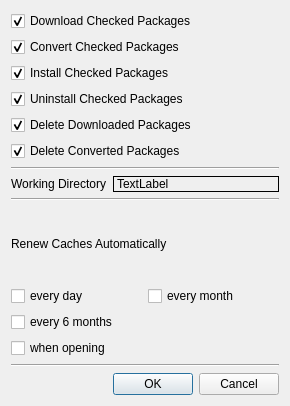
First picture: the form in assets/lprpm_prefs_ui.ui, repository millerthegorilla/launchpad_rpm, before the edit.
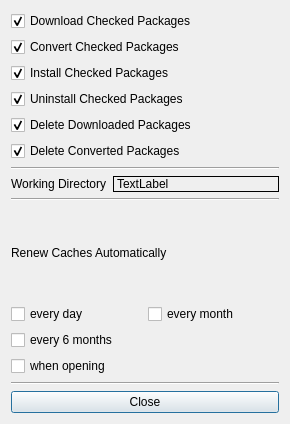
Second picture: the form after the edit. Custom widgets are drawn as their Qt base class.

Commit message: finished preferences dialog, and debugging first run

Diff of the .ui file:
```diff
--- a/assets/lprpm_prefs_ui.ui
+++ b/assets/lprpm_prefs_ui.ui
@@ -10,7 +10,7 @@
     <x>0</x>
     <y>0</y>
     <width>290</width>
-    <height>406</height>
+    <height>424</height>
    </rect>
   </property>
   <property name="windowTitle">
@@ -207,20 +207,21 @@
            </property>
           </widget>
          </item>
+         <item>
+          <layout class="QHBoxLayout" name="horizontalLayout_5">
+           <item>
+            <widget class="QPushButton" name="closeButton">
+             <property name="text">
+              <string>Close</string>
+             </property>
+            </widget>
+           </item>
+          </layout>
+         </item>
         </layout>
        </item>
       </layout>
      </item>
-     <item>
-      <widget class="QDialogButtonBox" name="buttonBox">
-       <property name="orientation">
-        <enum>Qt::Horizontal</enum>
-       </property>
-       <property name="standardButtons">
-        <set>QDialogButtonBox::Cancel|QDialogButtonBox::Ok</set>
-       </property>
-      </widget>
-     </item>
     </layout>
    </item>
   </layout>
```
The commit also changes 8 other files.
